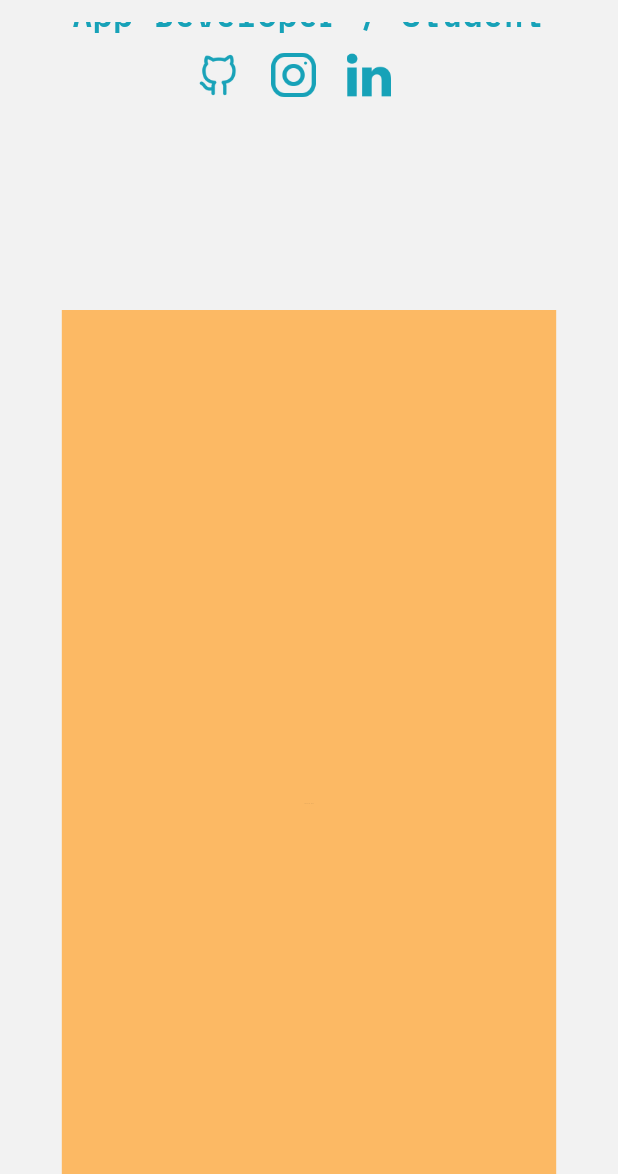
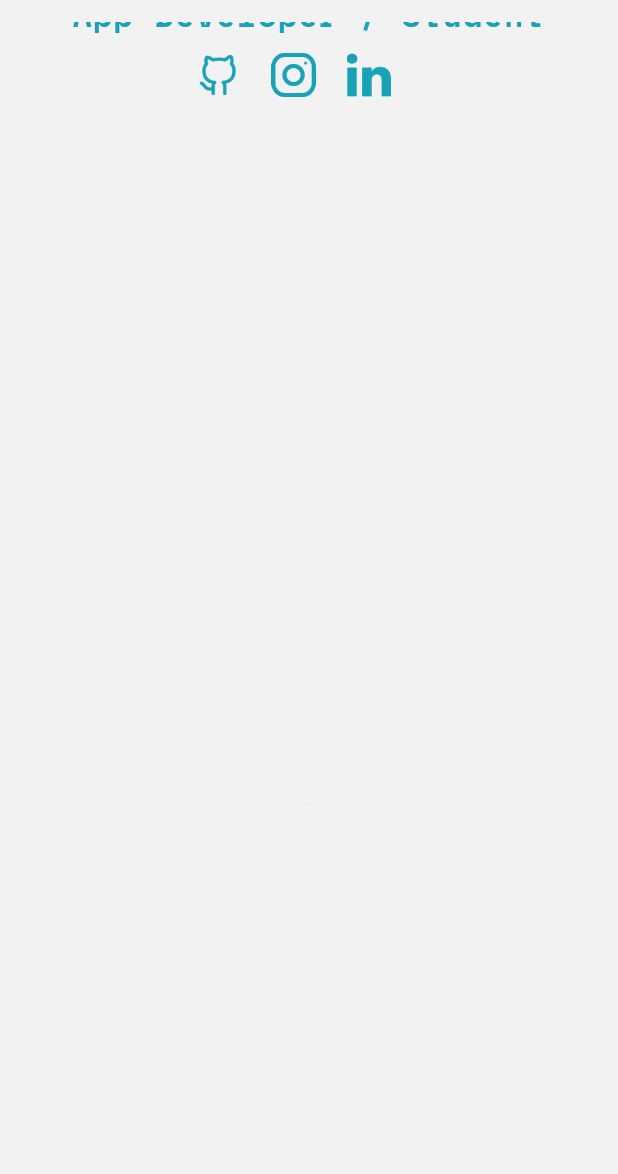
Before and after one commit to Nilesh-Prajapat/PortFolio-v2, a Flutter app: the screen it shows after launch, scrolled down 576 dp, on a phone screen of 412 x 824 dp, the part 62-1236 px from its top. Run offline on Flutter 3.47's test engine with Material 3 defaults, Android fonts, the phone set to English and light mode, and no system bars; our stand-ins replace shared_preferences.

```diff
--- a/lib/NavBar.dart
+++ b/lib/NavBar.dart
@@ -330,7 +330,6 @@ Widget _buildExpertisePage(double screenWidth, double screenHeight) {
   return Container(
     width: screenWidth * 0.8,
     height: screenHeight * 0.8,
-    color: Colors.orangeAccent.withOpacity(0.8),
     child: const Center(child: Text('Expertise Page')),
   );
 }
@@ -339,7 +338,6 @@ Widget _buildProjectPage(double screenWidth, double screenHeight) {
   return Container(
     width: screenWidth * 0.8,
     height: screenHeight * 0.8,
-    color: Colors.green.withOpacity(0.8),
     child: const Center(child: Text('Project Page')),
   );
 }
@@ -348,7 +346,6 @@ Widget _buildContactPage(double screenWidth, double screenHeight) {
   return Container(
     width: screenWidth * 0.8,
     height: screenHeight * 0.8,
-    color: Colors.purple.withOpacity(0.8),
     child: const Center(child: Text('Contact Me Page')),
   );
 }
```
Also changed, not shown: 1 other file.
